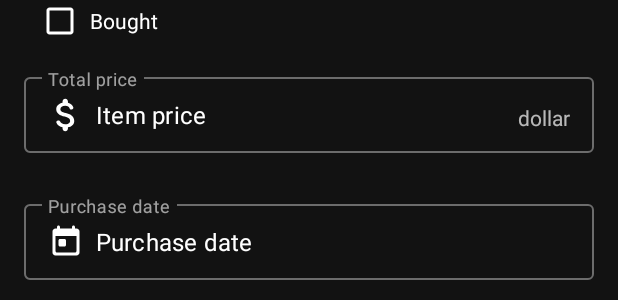
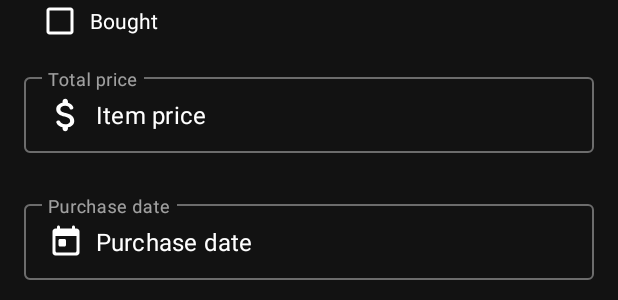
Before and after one commit to mahozad/buyt, an Android app: the layout fragment_add_item.xml on its own in the app's theme, with its tools: preview values and no code run, on a phone screen of 412 x 824 dp. Shown: the part 535-835 px from the top of the screen. Run offline under Robolectric (Android 15) with nearby library versions, the phone set to English and light mode, and no system bars.

Commit message:
Format price input according to locale

```diff
--- a/app/src/main/res/layout/fragment_add_item.xml
+++ b/app/src/main/res/layout/fragment_add_item.xml
@@ -209,7 +209,7 @@
                 android:layout_width="match_parent"
                 android:layout_height="wrap_content"
                 android:hint="@string/input_hint_price"
-                app:counterMaxLength="15"
+                app:counterMaxLength="17"
                 app:errorEnabled="true">
 
                 <com.google.android.material.textfield.TextInputEditText
@@ -219,19 +219,11 @@
                     android:drawablePadding="8dp"
                     android:imeOptions="flagNoFullscreen"
                     android:inputType="number"
-                    android:maxLength="15"
+                    android:maxLength="17"
                     app:drawableStartCompat="@drawable/ic_price"
                     tools:text="Item price" />
 
             </com.google.android.material.textfield.TextInputLayout>
-
-            <androidx.appcompat.widget.AppCompatTextView
-                android:layout_width="wrap_content"
-                android:layout_height="wrap_content"
-                android:layout_gravity="center|end"
-                android:layout_marginEnd="16dp"
-                android:layout_marginBottom="6dp"
-                android:text="@string/input_suffix_price" />
 
         </FrameLayout>
 
```
Also changed, not shown: app/src/main/java/com/pleon/buyt/ui/fragment/AddItemFragment.java (+41 -11 lines).
